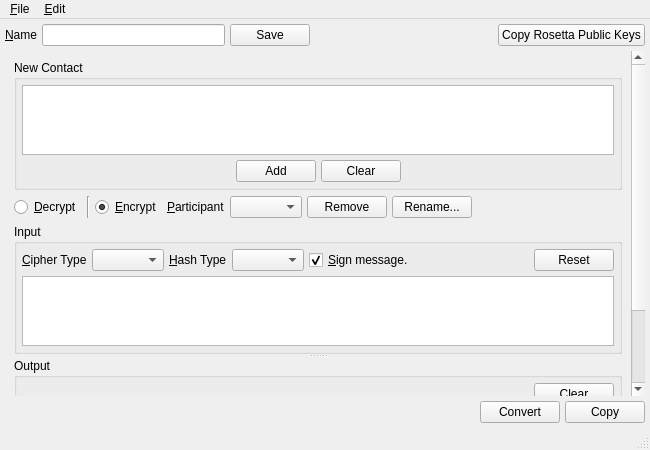
textbrowser/spot-on, file branches/trunk/UI/spot-on-rosetta.ui: the form before one commit.
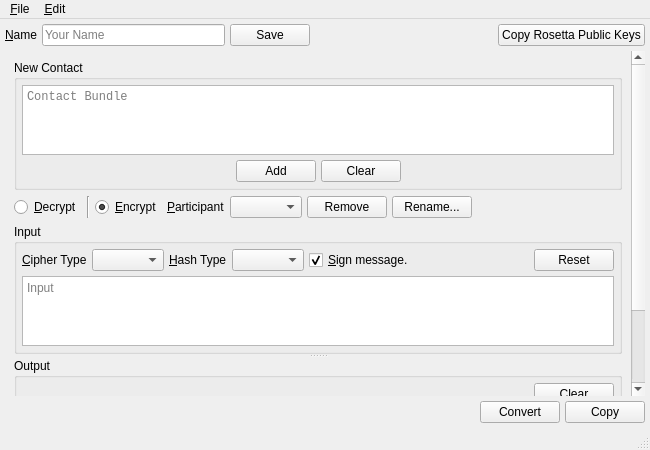
The form after the commit. Icons and pictures are not drawn.

```diff
--- a/branches/trunk/UI/spot-on-rosetta.ui
+++ b/branches/trunk/UI/spot-on-rosetta.ui
@@ -47,7 +47,11 @@
        </widget>
       </item>
       <item>
-       <widget class="QLineEdit" name="name"/>
+       <widget class="QLineEdit" name="name">
+        <property name="placeholderText">
+         <string>Your Name</string>
+        </property>
+       </widget>
       </item>
       <item>
        <widget class="QPushButton" name="save">
@@ -130,6 +134,9 @@
              <property name="tabChangesFocus">
               <bool>true</bool>
              </property>
+             <property name="placeholderText">
+              <string>Contact Bundle</string>
+             </property>
             </widget>
            </item>
            <item>
@@ -376,6 +383,9 @@
               <property name="tabChangesFocus">
                <bool>true</bool>
               </property>
+              <property name="placeholderText">
+               <string>Input</string>
+              </property>
              </widget>
             </item>
            </layout>
```
